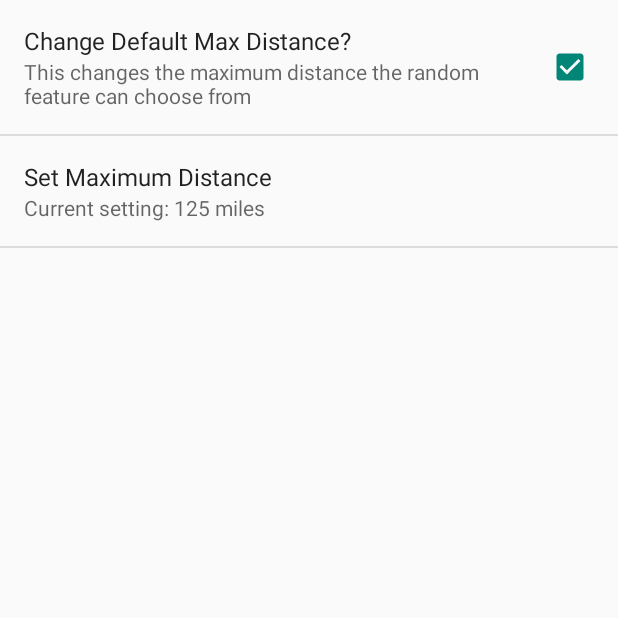
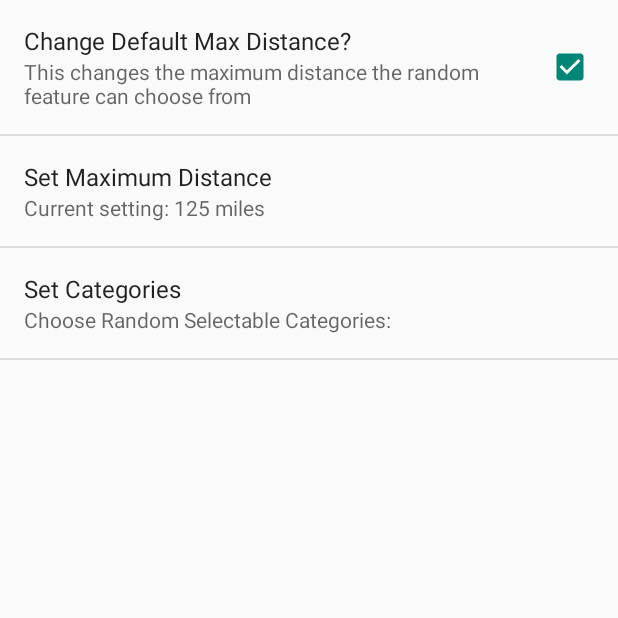
Before and after one commit to iamklutch/RoadTripRoulette, an Android app: the fragment SettingsFragment shown on its own in the app's theme, on a phone screen of 412 x 824 dp, the top half of it. Run offline under Robolectric (Android 15) with nearby library versions, the phone set to English and light mode, and no system bars.

Commit message:
Added settings for max miles.  fixed all versions of android to display correct random milage.
Added selectable categories for random search.  still in testing

```diff
--- a/app/src/main/java/com/yukidev/roadtriproulette/SettingsActivity.java
+++ b/app/src/main/java/com/yukidev/roadtriproulette/SettingsActivity.java
@@ -12,6 +12,7 @@ public class SettingsActivity extends PreferenceActivity
         implements SharedPreferences.OnSharedPreferenceChangeListener{
 
     public static final String KEY_DIST = "pref_max_dist";
+    public static final String KEY_CATEGORIES = "pref_categories";
 
     @Override
     protected void onCreate(Bundle savedInstanceState) {
--- a/app/src/main/res/values/strings.xml
+++ b/app/src/main/res/values/strings.xml
@@ -13,7 +13,7 @@
     <string name="banner_ad_unit_result_page">ca-app-pub-7998491028752978/6784044649</string>
 
     <string name="distance_edit_text_label">How far?</string>
-    <string name="search_term_hint_text">What? i.e. tacos, bars, nightlife, whatever</string>
+    <string name="search_term_hint_text">What? i.e. tacos, bars, nightlife, whatever.  Leave blank for random</string>
     <string name="title_activity_easter_egg">EasterEggActivity</string>
 
     <string name="you_win_text">You Win!</string>
@@ -23,6 +23,7 @@
     <string name="pref_checkbox_summary">This changes the maximum distance the random feature can choose from</string>
     <string name="pref_list_title">Set Maximum Distance</string>
     <string name="pref_list_dialog_title">Choose Max Distance:</string>
+
     <string-array name="pref_user_max_dist">
         <item>5 Miles</item>
         <item>10 Miles</item>
@@ -79,4 +80,70 @@
         <item>500</item>
     </string-array>
 
+    <string name="pref_category_list_title">Set Categories</string>
+    <string name="pref_category_list_title_summary">Choose Random Selectable Categories:</string>
+
+    <array name="pref_user_selected_categories">
+        <item>Food (all)</item>
+        <item>Breakfast</item>
+        <item>Lunch</item>
+        <item>Dinner</item>
+        <item>Local Flavor</item>
+        <item>Bars (all)</item>
+        <item>Cocktails</item>
+        <item>Piano Bars</item>
+        <item>Rooftop Bars</item>
+        <item>Dive Bars</item>
+        <item>College Bars</item>
+        <item>Sports Bars</item>
+        <item>Lounges</item>
+        <item>Nightclub</item>
+        <item>Movie Theaters</item>
+        <item>Amusement Parks</item>
+        <item>Museums</item>
+        <item>Shopping</item>
+    </array>
+
+    <array name="pref_user_selected_categories_values">
+        <item>Food</item>
+        <item>Breakfast</item>
+        <item>Lunch</item>
+        <item>Dinner</item>
+        <item>Local Flavor</item>
+        <item>Bars</item>
+        <item>Cocktails</item>
+        <item>Piano Bars</item>
+        <item>Rooftop Bars</item>
+        <item>Dive Bars</item>
+        <item>College Bars</item>
+        <item>Sports Bars</item>
+        <item>Lounges</item>
+        <item>Nightclub</item>
+        <item>Movie Theaters</item>
+        <item>Amusement Parks</item>
+        <item>Museums</item>
+        <item>Shopping</item>
+    </array>
+
+    <array name="pref_default_selected_category">
+        <item>Food</item>
+        <item>Breakfast</item>
+        <item>Lunch</item>
+        <item>Dinner</item>
+        <item>Local Flavor</item>
+        <item>Bars</item>
+        <item>Cocktails</item>
+        <item>Piano Bars</item>
+        <item>Rooftop Bars</item>
+        <item>Dive Bars</item>
+        <item>College Bars</item>
+        <item>Sports Bars</item>
+        <item>Lounges</item>
+        <item>Nightclub</item>
+        <item>Movie Theaters</item>
+        <item>Amusement Parks</item>
+        <item>Museums</item>
+        <item>Shopping</item>
+    </array>
+
 </resources>
--- a/app/src/main/res/xml/preferences.xml
+++ b/app/src/main/res/xml/preferences.xml
@@ -16,4 +16,14 @@
         android:entryValues="@array/pref_user_max_dist_values"
         android:defaultValue="@string/pref_default_max_dist"/>
 
+    <MultiSelectListPreference
+        android:key="pref_categories"
+        android:title="@string/pref_category_list_title"
+        android:summary="@string/pref_category_list_title_summary"
+        android:dialogTitle="Custom Selected Categories"
+        android:entries="@array/pref_user_selected_categories"
+        android:entryValues="@array/pref_user_selected_categories_values"
+        android:defaultValue="@array/pref_default_selected_category"/>
+
+
 </PreferenceScreen>
```
Also changed, not shown: app/src/main/java/com/yukidev/roadtriproulette/MainActivity.java (+32 -29 lines).
